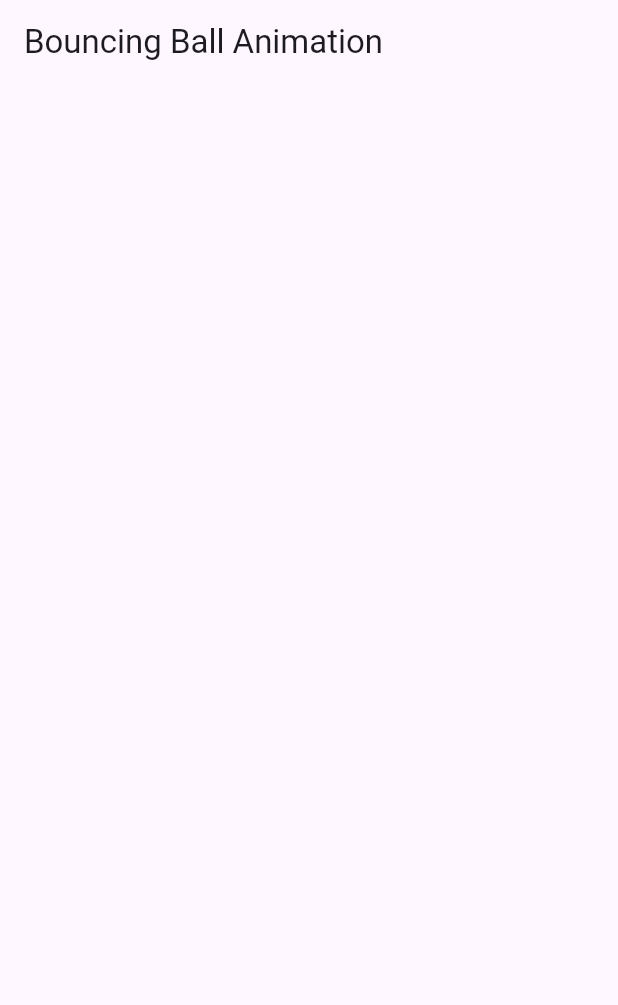
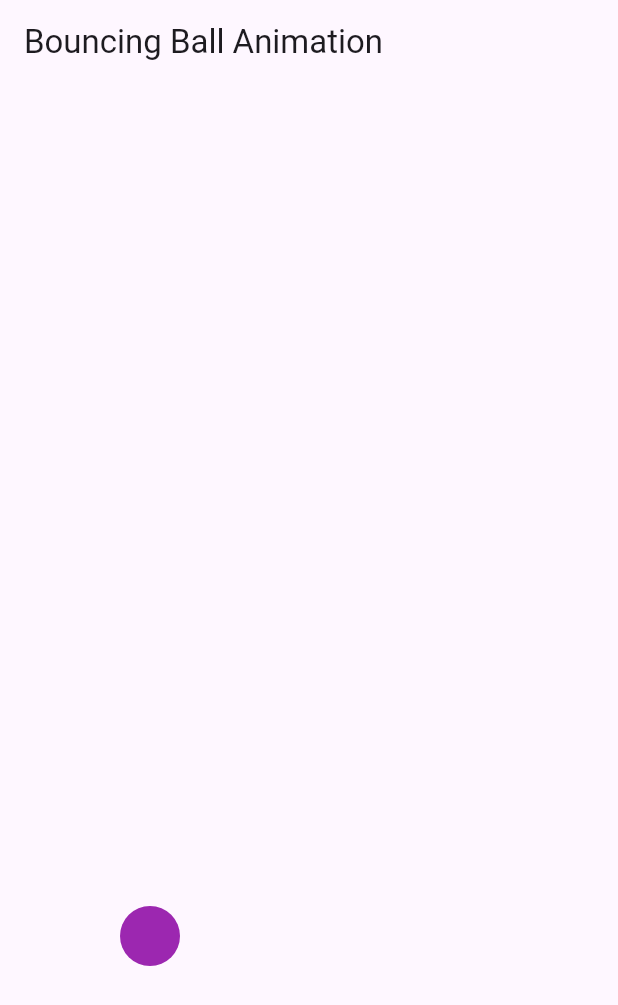
Before and after one commit to emekss/Animation_starter_code, a Flutter app: the screen it shows after launch, on a phone screen of 412 x 824 dp. Shown: the top 1005 px of the screen. Run offline on Flutter 3.47's test engine with Material 3 defaults, Android fonts, the light colour scheme and no system bars.

Commit message:
bouncing ball animation

```diff
--- a/lib/custom_painter/bouncing_ball_animation.dart
+++ b/lib/custom_painter/bouncing_ball_animation.dart
@@ -1,4 +1,5 @@
 import 'package:flutter/material.dart';
+import 'package:flutter/widgets.dart';
 
 class BouncingBallAnimation extends StatefulWidget {
   const BouncingBallAnimation({super.key});
@@ -7,29 +8,55 @@ class BouncingBallAnimation extends StatefulWidget {
   State<BouncingBallAnimation> createState() => _BouncingBallAnimationState();
 }
 
-class _BouncingBallAnimationState extends State<BouncingBallAnimation> {
+class _BouncingBallAnimationState extends State<BouncingBallAnimation>
+    with SingleTickerProviderStateMixin {
+  late AnimationController controller;
+  late Animation<double> animation;
+
+  @override
+  void initState() {
+    super.initState();
+    controller = AnimationController(
+      vsync: this,
+      duration: const Duration(seconds: 1),
+    );
+    animation = Tween<double>(begin: 0, end: 1).animate(controller);
+    controller.forward();
+  }
+
   @override
   Widget build(BuildContext context) {
     return Scaffold(
       appBar: AppBar(
         title: const Text('Bouncing Ball Animation'),
       ),
-      body: const SafeArea(
+      body: SafeArea(
           child: Column(
         mainAxisAlignment: MainAxisAlignment.end,
-        children: [],
+        children: [
+          AnimatedBuilder(
+              animation: animation,
+              builder: (context, child) {
+                return CustomPaint(
+                  size: const Size(200, 200),
+                  painter: BouncingBallPainter(animation.value),
+                );
+              })
+        ],
       )),
     );
   }
 }
 
 class BouncingBallPainter extends CustomPainter {
+  final double animationValue;
+  BouncingBallPainter(this.animationValue);
   @override
   void paint(Canvas canvas, Size size) {
     canvas.drawCircle(
       Offset(size.width / 2, 0),
       20,
-      Paint(),
+      Paint()..color = Colors.purple,
     );
   }
 
```
